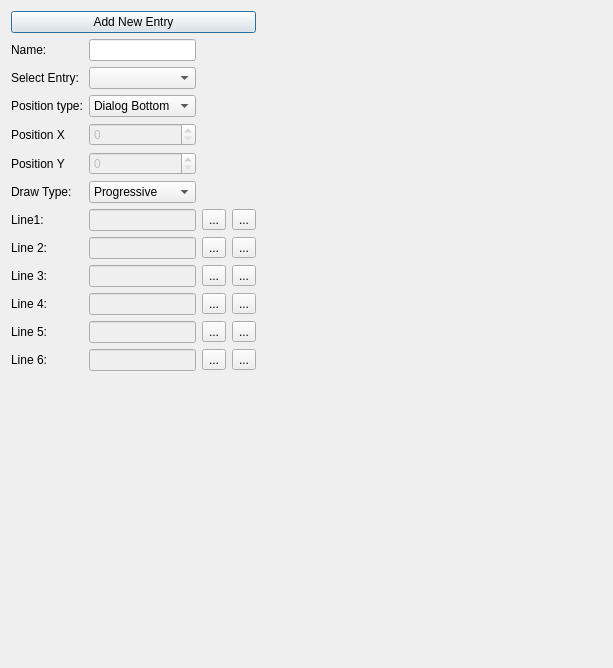
Qt form editor/scenes/tab_text.ui (Fordi/rockbot) before a commit.
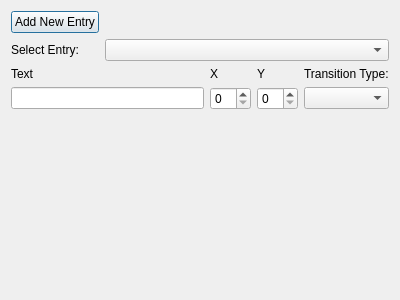
The same form after that commit. Icons and pictures are not drawn. Custom widgets are drawn as their Qt base class.

Diff of the .ui file:
```diff
--- a/editor/scenes/tab_text.ui
+++ b/editor/scenes/tab_text.ui
@@ -6,419 +6,96 @@
    <rect>
     <x>0</x>
     <y>0</y>
-    <width>567</width>
-    <height>668</height>
+    <width>400</width>
+    <height>300</height>
    </rect>
   </property>
   <property name="windowTitle">
    <string>Dialog</string>
   </property>
-  <layout class="QHBoxLayout" name="horizontalLayout_2">
+  <layout class="QVBoxLayout" name="verticalLayout">
    <item>
-    <layout class="QVBoxLayout" name="verticalLayout">
-     <item>
-      <layout class="QGridLayout" name="gridLayout_2">
-       <property name="topMargin">
-        <number>0</number>
+    <layout class="QGridLayout" name="gridLayout_2">
+     <property name="topMargin">
+      <number>0</number>
+     </property>
+     <item row="0" column="1">
+      <widget class="QPushButton" name="AddButton">
+       <property name="text">
+        <string>Add New Entry</string>
        </property>
-       <item row="0" column="1">
-        <widget class="QPushButton" name="AddButton">
-         <property name="text">
-          <string>Add New Entry</string>
-         </property>
-        </widget>
-       </item>
-       <item row="0" column="2">
-        <spacer name="horizontalSpacer">
-         <property name="orientation">
-          <enum>Qt::Horizontal</enum>
-         </property>
-         <property name="sizeHint" stdset="0">
-          <size>
-           <width>40</width>
-           <height>20</height>
-          </size>
-         </property>
-        </spacer>
-       </item>
-       <item row="2" column="1">
-        <layout class="QGridLayout" name="gridLayout">
-         <property name="topMargin">
-          <number>0</number>
-         </property>
-         <item row="10" column="0">
-          <widget class="QLabel" name="label_9">
-           <property name="text">
-            <string>Line 5:</string>
-           </property>
-          </widget>
-         </item>
-         <item row="3" column="1">
-          <widget class="QSpinBox" name="textX_spinBox">
-           <property name="enabled">
-            <bool>false</bool>
-           </property>
-           <property name="maximum">
-            <number>999</number>
-           </property>
-          </widget>
-         </item>
-         <item row="5" column="1">
-          <widget class="QComboBox" name="transitionType_comboBox">
-           <item>
-            <property name="text">
-             <string>Progressive</string>
-            </property>
-           </item>
-           <item>
-            <property name="text">
-             <string>Instant</string>
-            </property>
-           </item>
-          </widget>
-         </item>
-         <item row="0" column="1">
-          <widget class="QLineEdit" name="name_lineEdit"/>
-         </item>
-         <item row="7" column="0">
-          <widget class="QLabel" name="label_6">
-           <property name="text">
-            <string>Line 2:</string>
-           </property>
-          </widget>
-         </item>
-         <item row="7" column="1">
-          <widget class="QLineEdit" name="lineEdit2">
-           <property name="enabled">
-            <bool>false</bool>
-           </property>
-           <property name="maxLength">
-            <number>30</number>
-           </property>
-          </widget>
-         </item>
-         <item row="11" column="0">
-          <widget class="QLabel" name="label_10">
-           <property name="text">
-            <string>Line 6:</string>
-           </property>
-          </widget>
-         </item>
-         <item row="4" column="1">
-          <widget class="QSpinBox" name="textY_spinBox">
-           <property name="enabled">
-            <bool>false</bool>
-           </property>
-           <property name="maximum">
-            <number>999</number>
-           </property>
-          </widget>
-         </item>
-         <item row="1" column="1">
-          <widget class="QComboBox" name="select_comboBox"/>
-         </item>
-         <item row="6" column="1">
-          <widget class="QLineEdit" name="lineEdit1">
-           <property name="enabled">
-            <bool>false</bool>
-           </property>
-           <property name="maxLength">
-            <number>30</number>
-           </property>
-          </widget>
-         </item>
-         <item row="8" column="0">
-          <widget class="QLabel" name="label_7">
-           <property name="text">
-            <string>Line 3:</string>
-           </property>
-          </widget>
-         </item>
-         <item row="2" column="0">
-          <widget class="QLabel" name="label_11">
-           <property name="text">
-            <string>Position type:</string>
-           </property>
-          </widget>
-         </item>
-         <item row="12" column="1">
-          <layout class="QGridLayout" name="gridLayout_3">
-           <property name="topMargin">
-            <number>0</number>
-           </property>
-          </layout>
-         </item>
-         <item row="9" column="0">
-          <widget class="QLabel" name="label_8">
-           <property name="text">
-            <string>Line 4:</string>
-           </property>
-          </widget>
-         </item>
-         <item row="0" column="0">
-          <widget class="QLabel" name="label_12">
-           <property name="text">
-            <string>Name:</string>
-           </property>
-          </widget>
-         </item>
-         <item row="1" column="0">
-          <widget class="QLabel" name="label_4">
-           <property name="text">
-            <string>Select Entry:</string>
-           </property>
-          </widget>
-         </item>
-         <item row="6" column="2">
-          <widget class="QToolButton" name="line1_toolButton">
-           <property name="text">
-            <string>...</string>
-           </property>
-          </widget>
-         </item>
-         <item row="3" column="0">
-          <widget class="QLabel" name="label_2">
-           <property name="text">
-            <string>Position X</string>
-           </property>
-          </widget>
-         </item>
-         <item row="2" column="1">
-          <widget class="QComboBox" name="positionType">
-           <item>
-            <property name="text">
-             <string>Dialog Bottom</string>
-            </property>
-           </item>
-           <item>
-            <property name="text">
-             <string>Dialog Top</string>
-            </property>
-           </item>
-           <item>
-            <property name="text">
-             <string>Centered</string>
-            </property>
-           </item>
-           <item>
-            <property name="text">
-             <string>Center X</string>
-            </property>
-           </item>
-           <item>
-            <property name="text">
-             <string>Center Y</string>
-            </property>
-           </item>
-           <item>
-            <property name="text">
-             <string>User Defined</string>
-            </property>
-           </item>
-          </widget>
-         </item>
-         <item row="5" column="0">
-          <widget class="QLabel" name="label_5">
-           <property name="text">
-            <string>Draw Type:</string>
-           </property>
-          </widget>
-         </item>
-         <item row="6" column="0">
-          <widget class="QLabel" name="label">
-           <property name="text">
-            <string>Line1: </string>
-           </property>
-          </widget>
-         </item>
-         <item row="11" column="2">
-          <widget class="QToolButton" name="line6_toolButton">
-           <property name="text">
-            <string>...</string>
-           </property>
-          </widget>
-         </item>
-         <item row="9" column="1">
-          <widget class="QLineEdit" name="lineEdit4">
-           <property name="enabled">
-            <bool>false</bool>
-           </property>
-           <property name="maxLength">
-            <number>30</number>
-           </property>
-          </widget>
-         </item>
-         <item row="8" column="2">
-          <widget class="QToolButton" name="line3_toolButton">
-           <property name="text">
-            <string>...</string>
-           </property>
-          </widget>
-         </item>
-         <item row="9" column="2">
-          <widget class="QToolButton" name="line4_toolButton">
-           <property name="text">
-            <string>...</string>
-           </property>
-          </widget>
-         </item>
-         <item row="11" column="1">
-          <widget class="QLineEdit" name="lineEdit6">
-           <property name="enabled">
-            <bool>false</bool>
-           </property>
-           <property name="maxLength">
-            <number>30</number>
-           </property>
-          </widget>
-         </item>
-         <item row="10" column="1">
-          <widget class="QLineEdit" name="lineEdit5">
-           <property name="enabled">
-            <bool>false</bool>
-           </property>
-           <property name="maxLength">
-            <number>30</number>
-           </property>
-          </widget>
-         </item>
-         <item row="7" column="2">
-          <widget class="QToolButton" name="line2_toolButton">
-           <property name="text">
-            <string>...</string>
-           </property>
-          </widget>
-         </item>
-         <item row="8" column="1">
-          <widget class="QLineEdit" name="lineEdit3">
-           <property name="enabled">
-            <bool>false</bool>
-           </property>
-           <property name="maxLength">
-            <number>30</number>
-           </property>
-          </widget>
-         </item>
-         <item row="4" column="0">
-          <widget class="QLabel" name="label_3">
-           <property name="text">
-            <string>Position Y</string>
-           </property>
-          </widget>
-         </item>
-         <item row="10" column="2">
-          <widget class="QToolButton" name="line5_toolButton">
-           <property name="text">
-            <string>...</string>
-           </property>
-          </widget>
-         </item>
-         <item row="6" column="3">
-          <widget class="QToolButton" name="removeString1_toolButton">
-           <property name="text">
-            <string>...</string>
-           </property>
-           <property name="icon">
-            <iconset resource="../resources/icons/icons.qrc">
-             <normaloff>:/toolbar_icons/edit-delete.png</normaloff>:/toolbar_icons/edit-delete.png</iconset>
-           </property>
-          </widget>
-         </item>
-         <item row="7" column="3">
-          <widget class="QToolButton" name="removeString2_toolButton">
-           <property name="text">
-            <string>...</string>
-           </property>
-           <property name="icon">
-            <iconset resource="../resources/icons/icons.qrc">
-             <normaloff>:/toolbar_icons/edit-delete.png</normaloff>:/toolbar_icons/edit-delete.png</iconset>
-           </property>
-          </widget>
-         </item>
-         <item row="8" column="3">
-          <widget class="QToolButton" name="removeString3_toolButton">
-           <property name="text">
-            <string>...</string>
-           </property>
-           <property name="icon">
-            <iconset resource="../resources/icons/icons.qrc">
-             <normaloff>:/toolbar_icons/edit-delete.png</normaloff>:/toolbar_icons/edit-delete.png</iconset>
-           </property>
-          </widget>
-         </item>
-         <item row="9" column="3">
-          <widget class="QToolButton" name="removeString4_toolButton">
-           <property name="text">
-            <string>...</string>
-           </property>
-           <property name="icon">
-            <iconset resource="../resources/icons/icons.qrc">
-             <normaloff>:/toolbar_icons/edit-delete.png</normaloff>:/toolbar_icons/edit-delete.png</iconset>
-           </property>
-          </widget>
-         </item>
-         <item row="10" column="3">
-          <widget class="QToolButton" name="removeString5_toolButton">
-           <property name="text">
-            <string>...</string>
-           </property>
-           <property name="icon">
-            <iconset resource="../resources/icons/icons.qrc">
-             <normaloff>:/toolbar_icons/edit-delete.png</normaloff>:/toolbar_icons/edit-delete.png</iconset>
-           </property>
-          </widget>
-         </item>
-         <item row="11" column="3">
-          <widget class="QToolButton" name="removeString6_toolButton">
-           <property name="text">
-            <string>...</string>
-           </property>
-           <property name="icon">
-            <iconset resource="../resources/icons/icons.qrc">
-             <normaloff>:/toolbar_icons/edit-delete.png</normaloff>:/toolbar_icons/edit-delete.png</iconset>
-           </property>
-          </widget>
-         </item>
-        </layout>
-       </item>
-       <item row="3" column="1">
-        <spacer name="verticalSpacer_2">
-         <property name="orientation">
-          <enum>Qt::Vertical</enum>
-         </property>
-         <property name="sizeHint" stdset="0">
-          <size>
-           <width>20</width>
-           <height>40</height>
-          </size>
-         </property>
-        </spacer>
-       </item>
-      </layout>
+      </widget>
+     </item>
+     <item row="0" column="2">
+      <spacer name="horizontalSpacer">
+       <property name="orientation">
+        <enum>Qt::Horizontal</enum>
+       </property>
+       <property name="sizeHint" stdset="0">
+        <size>
+         <width>40</width>
+         <height>20</height>
+        </size>
+       </property>
+      </spacer>
+     </item>
+     <item row="1" column="2">
+      <widget class="QComboBox" name="listCombo"/>
+     </item>
+     <item row="1" column="1">
+      <widget class="QLabel" name="label_4">
+       <property name="text">
+        <string>Select Entry:</string>
+       </property>
+      </widget>
      </item>
     </layout>
    </item>
    <item>
-    <layout class="QHBoxLayout" name="horizontalLayout">
+    <layout class="QGridLayout" name="gridLayout">
      <property name="topMargin">
       <number>0</number>
      </property>
-     <item>
-      <widget class="TextPreviewArea" name="widget" native="true">
-       <property name="minimumSize">
-        <size>
-         <width>320</width>
-         <height>240</height>
-        </size>
+     <item row="0" column="1">
+      <widget class="QLabel" name="label_2">
+       <property name="text">
+        <string>X</string>
        </property>
-       <property name="maximumSize">
-        <size>
-         <width>320</width>
-         <height>240</height>
-        </size>
+      </widget>
+     </item>
+     <item row="0" column="0">
+      <widget class="QLabel" name="label">
+       <property name="text">
+        <string>Text</string>
        </property>
       </widget>
      </item>
+     <item row="1" column="0">
+      <widget class="QLineEdit" name="text_lineEdit"/>
+     </item>
+     <item row="0" column="2">
+      <widget class="QLabel" name="label_3">
+       <property name="text">
+        <string>Y</string>
+       </property>
+      </widget>
+     </item>
+     <item row="1" column="2">
+      <widget class="QSpinBox" name="textY_spinBox"/>
+     </item>
+     <item row="1" column="1">
+      <widget class="QSpinBox" name="textX_spinBox"/>
+     </item>
+     <item row="0" column="3">
+      <widget class="QLabel" name="label_5">
+       <property name="text">
+        <string>Transition Type:</string>
+       </property>
+      </widget>
+     </item>
+     <item row="1" column="3">
+      <widget class="QComboBox" name="transitionType_comboBox"/>
+     </item>
     </layout>
    </item>
    <item>
@@ -437,16 +114,6 @@
   </layout>
   <zorder></zorder>
  </widget>
- <customwidgets>
-  <customwidget>
-   <class>TextPreviewArea</class>
-   <extends>QWidget</extends>
-   <header>scenes/textpreviewarea.h</header>
-   <container>1</container>
-  </customwidget>
- </customwidgets>
- <resources>
-  <include location="../resources/icons/icons.qrc"/>
- </resources>
+ <resources/>
  <connections/>
 </ui>
```
Left out of the diff: 1 changed line with no effect on the pictures.
